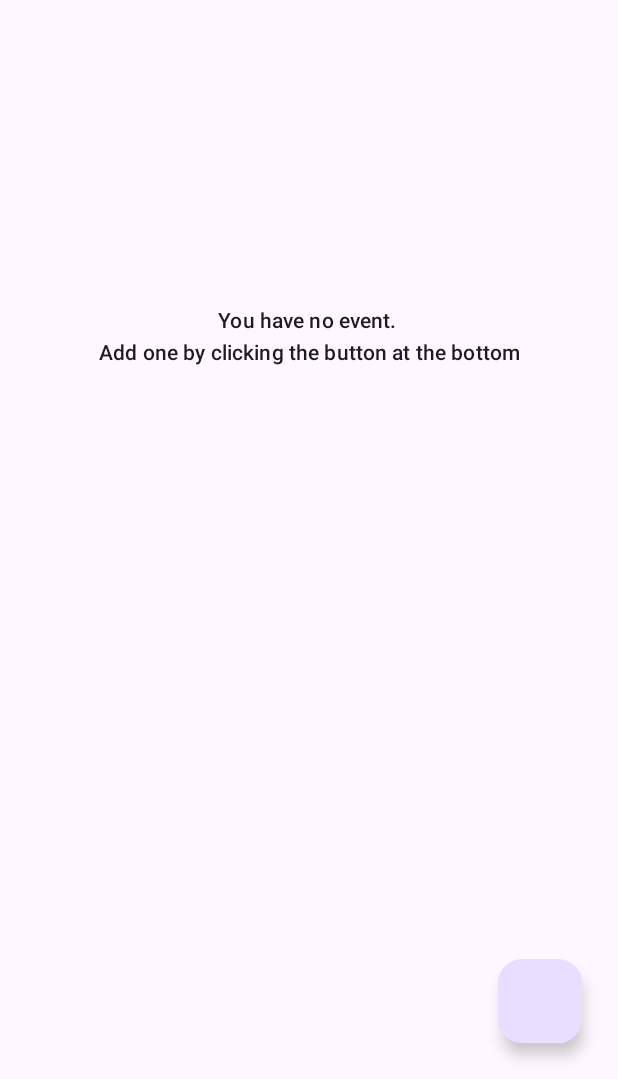
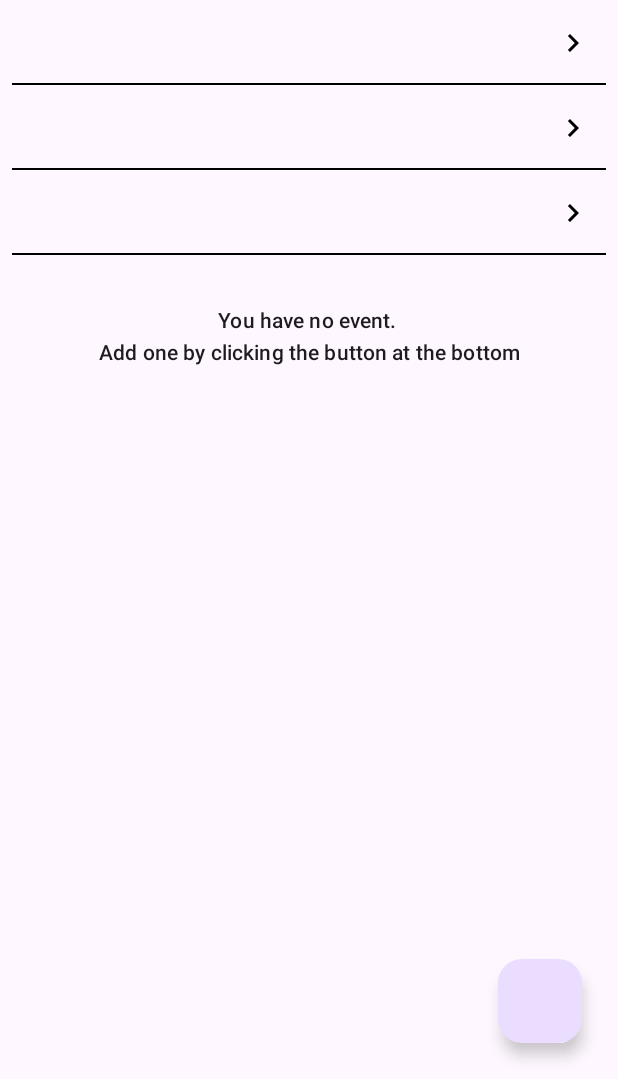
Before and after one commit to RithyP/android-note-taking-app, an Android app: the layout fragment_note_listing.xml on its own in the app's theme, with its tools: preview values and no code run, on a phone screen of 412 x 824 dp, the part 157-1236 px from its top. Run offline under Robolectric (Android 15) with nearby library versions, the phone set to English and light mode, and no system bars; network calls fail.

Commit message:
add noting list item ui

```diff
--- a/app/src/main/java/com/rithyphavan/notetakingapp/MainActivity.kt
+++ b/app/src/main/java/com/rithyphavan/notetakingapp/MainActivity.kt
@@ -1,6 +1,6 @@
 package com.rithyphavan.notetakingapp
 
-import com.core.common.BaseActivity
+import com.core.common.base.BaseActivity
 import com.rithyphavan.notetakingapp.databinding.ActivityMainBinding
 import dagger.hilt.android.AndroidEntryPoint
 
--- a/core/common/src/main/java/com/core/common/BaseActivity.kt
+++ b/core/common/src/main/java/com/core/common/base/BaseActivity.kt
@@ -1,4 +1,4 @@
-package com.core.common
+package com.core.common.base
 
 import android.os.Bundle
 import android.view.LayoutInflater
--- a/core/common/src/main/java/com/core/common/BaseFragment.kt
+++ b/core/common/src/main/java/com/core/common/base/BaseFragment.kt
@@ -1,4 +1,4 @@
-package com.core.common
+package com.core.common.base
 
 import android.os.Bundle
 import android.view.LayoutInflater
@@ -7,6 +7,7 @@ import android.view.ViewGroup
 import android.widget.Toast
 import androidx.fragment.app.Fragment
 import androidx.viewbinding.ViewBinding
+import com.core.common.UiEvent
 
 typealias Inflate<T> = (LayoutInflater, ViewGroup?, Boolean) -> T
 
--- a/feature/authentication/ui/src/main/java/com/feature/authentication/ui/login/LoginFragment.kt
+++ b/feature/authentication/ui/src/main/java/com/feature/authentication/ui/login/LoginFragment.kt
@@ -5,7 +5,7 @@ import androidx.core.net.toUri
 import androidx.fragment.app.viewModels
 import androidx.navigation.NavDeepLinkRequest
 import androidx.navigation.fragment.findNavController
-import com.core.common.BaseFragment
+import com.core.common.base.BaseFragment
 import com.core.common.extension.collectLatestOnStart
 import com.core.common.extension.customNavigateFragment
 import com.feature.authentication.ui.databinding.FragmentLoginBinding
--- a/feature/noteevent/ui/src/main/java/com/feature/noteevent/ui/notedetail/NoteDetailFragment.kt
+++ b/feature/noteevent/ui/src/main/java/com/feature/noteevent/ui/notedetail/NoteDetailFragment.kt
@@ -1,6 +1,6 @@
 package com.feature.noteevent.ui.notedetail
 
-import com.core.common.BaseFragment
+import com.core.common.base.BaseFragment
 import com.feature.noteevent.ui.databinding.FragmentNoteDetailBinding
 
 class NoteDetailFragment :
--- /dev/null
+++ b/feature/noteevent/ui/src/main/res/drawable/ic_keyboard_arrow_right.xml
@@ -0,0 +1,5 @@
+<vector android:autoMirrored="true" android:height="24dp"
+    android:tint="#000000" android:viewportHeight="24"
+    android:viewportWidth="24" android:width="24dp" xmlns:android="http://schemas.android.com/apk/res/android">
+    <path android:fillColor="@android:color/white" android:pathData="M8.59,16.59L13.17,12 8.59,7.41 10,6l6,6 -6,6 -1.41,-1.41z"/>
+</vector>
--- a/feature/noteevent/ui/src/main/res/layout/fragment_note_listing.xml
+++ b/feature/noteevent/ui/src/main/res/layout/fragment_note_listing.xml
@@ -40,12 +40,14 @@
             tools:visibility="visible" />
 
         <androidx.recyclerview.widget.RecyclerView
+            android:id="@+id/noteList"
             android:layout_width="match_parent"
             android:layout_height="0dp"
             android:orientation="vertical"
             app:layoutManager="androidx.recyclerview.widget.LinearLayoutManager"
             app:layout_constraintBottom_toBottomOf="parent"
-            app:layout_constraintTop_toTopOf="parent" />
+            app:layout_constraintTop_toTopOf="parent"
+            tools:listitem="@layout/layout_note_list_item" />
 
     </androidx.constraintlayout.widget.ConstraintLayout>
 
--- /dev/null
+++ b/feature/noteevent/ui/src/main/res/layout/layout_note_list_item.xml
@@ -0,0 +1,37 @@
+<?xml version="1.0" encoding="utf-8"?>
+<androidx.constraintlayout.widget.ConstraintLayout xmlns:android="http://schemas.android.com/apk/res/android"
+    xmlns:app="http://schemas.android.com/apk/res-auto"
+    xmlns:toos="http://schemas.android.com/tools"
+    android:layout_width="match_parent"
+    android:layout_height="wrap_content">
+
+
+    <TextView
+        android:id="@+id/noteTitle"
+        android:layout_width="match_parent"
+        android:layout_height="wrap_content"
+        android:padding="18dp"
+        android:textAppearance="@style/TextAppearance.MaterialComponents.Subtitle2"
+        android:textStyle="bold"
+        app:layout_constraintTop_toTopOf="parent"
+        toos:text="Helo" />
+
+    <ImageView
+        android:layout_width="wrap_content"
+        android:layout_height="wrap_content"
+        android:layout_marginEnd="18dp"
+        android:clickable="false"
+        android:src="@drawable/ic_keyboard_arrow_right"
+        app:layout_constraintBottom_toBottomOf="parent"
+        app:layout_constraintEnd_toEndOf="parent"
+        app:layout_constraintTop_toTopOf="parent" />
+
+
+    <View
+        android:layout_width="match_parent"
+        android:layout_height="1dp"
+        android:layout_marginHorizontal="8dp"
+        android:background="@color/black"
+        app:layout_constraintTop_toBottomOf="@id/noteTitle" />
+
+</androidx.constraintlayout.widget.ConstraintLayout>
```
Also changed, not shown: core/common/src/main/java/com/core/common/base/BaseAdapter.kt (added, +218 -0 lines), feature/noteevent/ui/src/main/java/com/feature/noteevent/ui/notelisting/NoteListingFragment.kt (+9 -3 lines), feature/noteevent/ui/src/main/java/com/feature/noteevent/ui/notelisting/NoteListingItem.kt (added, +18 -0 lines).
